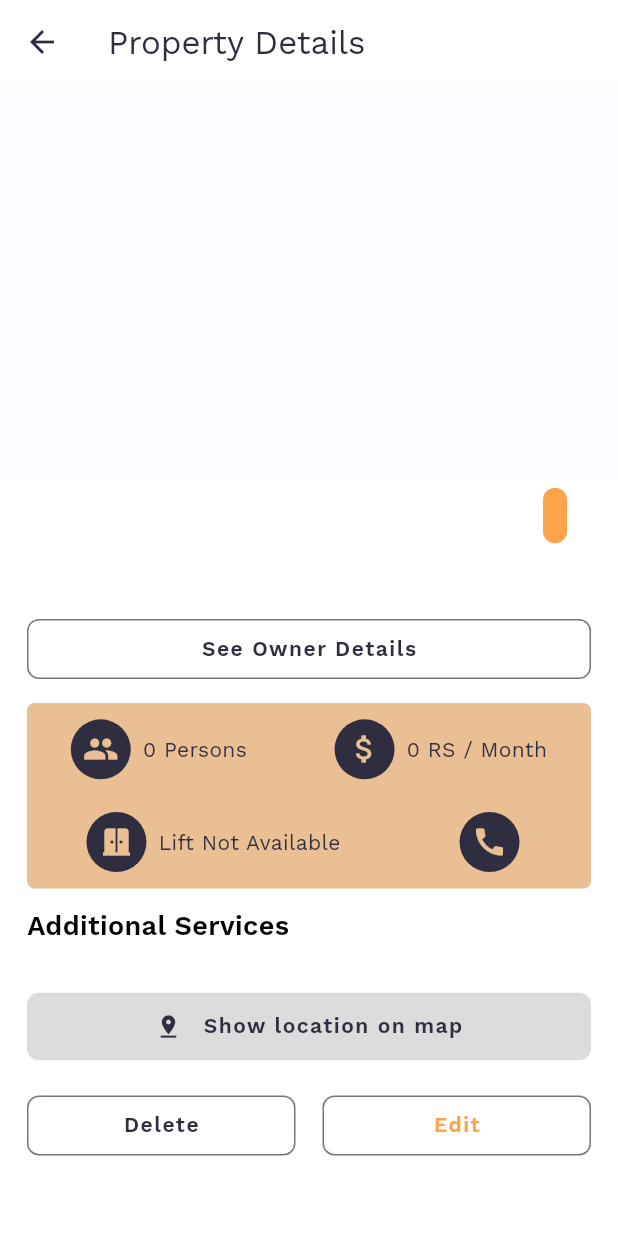
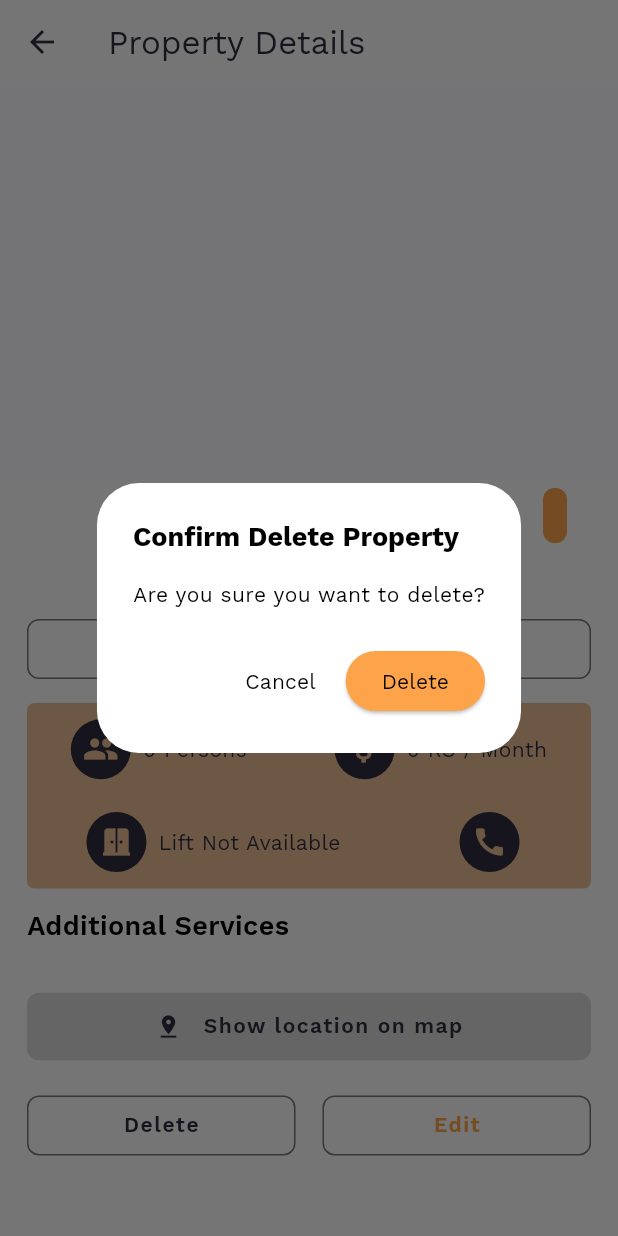
Before and after one commit to Bilalsaeed78/New-Journey-App, a Flutter app: the PropertyDetailsScreem screen opened directly with empty values, after a tap on "Delete", on a phone screen of 412 x 824 dp. Run offline on Flutter 3.47's test engine with Material 3 defaults, Android fonts, the phone set to English and light mode, and no system bars; drawn by our look-alikes of carousel_slider; our stand-ins replace flutter_svg, get, get_storage, image_picker; missing offline and left inert: map_launcher, multi_image_picker_view; accounts and stored records are empty; network calls fail.

Commit message:
Added delete property ft.

```diff
--- a/client/lib/constants/string_manager.dart
+++ b/client/lib/constants/string_manager.dart
@@ -1,5 +1,5 @@
 // ignore_for_file: constant_identifier_names
 
 class AppStrings {
-  static const String BASE_URL = "http://192.168.0.113:8050/api";
+  static const String BASE_URL = "http://192.168.5.153:8050/api";
 }
--- a/client/lib/controllers/auth_controller.dart
+++ b/client/lib/controllers/auth_controller.dart
@@ -125,7 +125,6 @@ class AuthController extends GetxController with LocalStorage {
         }
       }
     } catch (err) {
-      print(err);
       Get.snackbar(
         'Error registering.',
         err.toString(),
--- a/client/lib/views/login_screen.dart
+++ b/client/lib/views/login_screen.dart
@@ -17,7 +17,7 @@ class LoginScreen extends StatelessWidget {
 
   @override
   Widget build(BuildContext context) {
-    final controller = Get.put(AuthController());
+    final controller = Get.find<AuthController>();
 
     return Scaffold(
       backgroundColor: AppColors.background,
--- a/client/lib/views/owner_dashboard.dart
+++ b/client/lib/views/owner_dashboard.dart
@@ -124,7 +124,8 @@ class OwnerDashboard extends StatelessWidget {
                     ),
                   );
                 } else {
-                  return Expanded(
+                  return Obx(
+                    () => Expanded(
                       child: ListView.builder(
                         shrinkWrap: true,
                         itemCount: propertyController.myProperties.length,
@@ -134,6 +135,7 @@ class OwnerDashboard extends StatelessWidget {
                             property: propertyController.myProperties[index],
                           );
                         },
+                      ),
                     ),
                   );
                 }
--- a/client/lib/views/property_details_screen.dart
+++ b/client/lib/views/property_details_screen.dart
@@ -1,5 +1,6 @@
 import 'package:flutter/material.dart';
 import 'package:get/get.dart';
+import 'package:new_journey_app/controllers/property_controller.dart';
 import 'package:new_journey_app/widgets/carousel_slider.dart';
 import 'package:new_journey_app/widgets/custom_button.dart';
 import 'package:map_launcher/map_launcher.dart';
@@ -12,10 +13,16 @@ import '../widgets/user_profile_dialog.dart';
 
 class PropertyDetailsScreem extends StatefulWidget {
   const PropertyDetailsScreem(
-      {super.key, required this.propertyData, required this.type});
+      {super.key,
+      required this.propertyData,
+      required this.type,
+      required this.propertyController,
+      required this.propertyId});
 
+  final PropertyController propertyController;
   final Map<String, dynamic> propertyData;
   final String type;
+  final String propertyId;
 
   @override
   State<PropertyDetailsScreem> createState() => _PropertyDetailsScreemState();
@@ -399,7 +406,72 @@ class _PropertyDetailsScreemState extends State<PropertyDetailsScreem> {
                           textColor: AppColors.secondary,
                           color: AppColors.divider,
                           text: "Delete",
-                          onPressed: () {},
+                          onPressed: () {
+                            Get.dialog(
+                              AlertDialog(
+                                backgroundColor: AppColors.background,
+                                title: const Txt(
+                                  text: "Confirm Delete Property",
+                                  color: Colors.black,
+                                  fontSize: FontSize.textFontSize,
+                                  fontWeight: FontWeight.bold,
+                                ),
+                                content: const Txt(
+                                  text: "Are you sure you want to delete?",
+                                  color: Colors.black,
+                                  fontSize: FontSize.subTitleFontSize,
+                                  fontWeight: FontWeight.normal,
+                                ),
+                                actions: [
+                                  TextButton(
+                                    onPressed: () {
+                                      Get.back();
+                                    },
+                                    child: const Txt(
+                                      text: "Cancel",
+                                      color: Colors.black,
+                                      fontSize: FontSize.subTitleFontSize,
+                                      fontWeight: FontWeight.normal,
+                                    ),
+                                  ),
+                                  ElevatedButton(
+                                    style: ButtonStyle(
+                                        backgroundColor:
+                                            MaterialStateProperty.all(
+                                      AppColors.primary,
+                                    )),
+                                    onPressed: () async {
+                                      if (widget.type == 'room') {
+                                        await widget.propertyController
+                                            .deleteProperty(
+                                                widget.propertyData['_id'],
+                                                'room',
+                                                widget.propertyId);
+                                      } else if (widget.type == 'office') {
+                                        await widget.propertyController
+                                            .deleteProperty(
+                                                widget.propertyData['_id'],
+                                                'office',
+                                                widget.propertyId);
+                                      } else {
+                                        await widget.propertyController
+                                            .deleteProperty(
+                                                widget.propertyData['_id'],
+                                                'apartment',
+                                                widget.propertyId);
+                                      }
+                                    },
+                                    child: const Txt(
+                                      text: "Delete",
+                                      color: Colors.black,
+                                      fontSize: FontSize.subTitleFontSize,
+                                      fontWeight: FontWeight.normal,
+                                    ),
+                                  ),
+                                ],
+                              ),
+                            );
+                          },
                           hasInfiniteWidth: true,
                         ),
                       ),
--- a/client/lib/widgets/custom_button.dart
+++ b/client/lib/widgets/custom_button.dart
@@ -1,6 +1,5 @@
 import 'package:flutter/material.dart';
 
-import '../constants/font_manager.dart';
 import '../constants/value_manager.dart';
 
 enum ButtonType {
--- a/client/lib/widgets/owner_property_card.dart
+++ b/client/lib/widgets/owner_property_card.dart
@@ -71,6 +71,8 @@ class _OwnerPropertyCardState extends State<OwnerPropertyCard> {
         Get.to(PropertyDetailsScreem(
           propertyData: propertyData,
           type: widget.property.type,
+          propertyController: widget.propertyController,
+          propertyId: widget.property.id!,
         ));
       },
       child: Container(
```
Also changed, not shown: client/lib/controllers/property_controller.dart (+41 -0 lines), 7 other files. Lines whose indentation alone changed are shown as unchanged.
